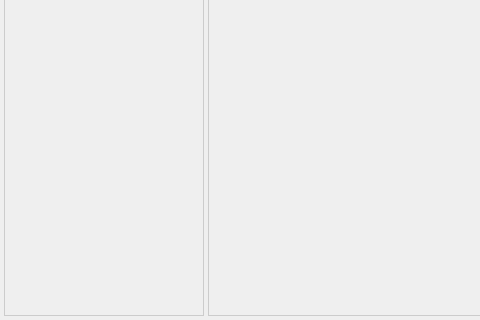
First picture: the form in mainwindow.ui, repository HanaeN/MabiMe, before the edit; both pictures show x 0 to 480 and y 317 to 637 of the 959 by 637 pixel window.
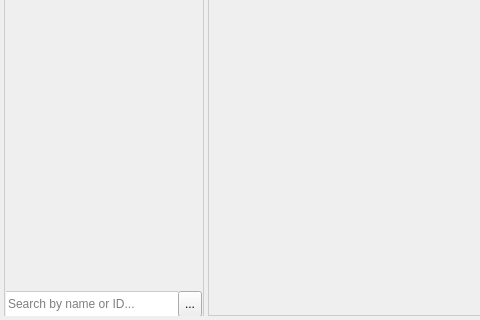
Second picture: the form after the edit. Icons and pictures are not drawn. Custom widgets are drawn as their Qt base class.

Commit message: Added search bar

```diff
--- a/mainwindow.ui
+++ b/mainwindow.ui
@@ -41,6 +41,7 @@
       <property name="styleSheet">
        <string notr="true">QGroupBox {
 	border: 1px solid #CCCCCC;
+	border-bottom: 0px;
 }
 </string>
       </property>
@@ -103,6 +104,108 @@
          </property>
         </widget>
        </item>
+       <item>
+        <widget class="QGroupBox" name="g_search">
+         <property name="minimumSize">
+          <size>
+           <width>0</width>
+           <height>0</height>
+          </size>
+         </property>
+         <property name="maximumSize">
+          <size>
+           <width>16777215</width>
+           <height>26</height>
+          </size>
+         </property>
+         <property name="styleSheet">
+          <string notr="true">QGroupBox#g_search {
+	border: 0px solid;
+}</string>
+         </property>
+         <property name="title">
+          <string/>
+         </property>
+         <layout class="QHBoxLayout" name="horizontalLayout">
+          <property name="spacing">
+           <number>0</number>
+          </property>
+          <property name="leftMargin">
+           <number>0</number>
+          </property>
+          <property name="topMargin">
+           <number>0</number>
+          </property>
+          <property name="rightMargin">
+           <number>0</number>
+          </property>
+          <property name="bottomMargin">
+           <number>0</number>
+          </property>
+          <item>
+           <widget class="QLineEdit" name="lineEdit">
+            <property name="minimumSize">
+             <size>
+              <width>0</width>
+              <height>26</height>
+             </size>
+            </property>
+            <property name="maximumSize">
+             <size>
+              <width>16777215</width>
+              <height>26</height>
+             </size>
+            </property>
+            <property name="autoFillBackground">
+             <bool>false</bool>
+            </property>
+            <property name="styleSheet">
+             <string notr="true">QLineEdit {
+	border: 1px solid #CCCCCC;
+	border-right: 0px solid;
+	border-left: 0px solid;
+}</string>
+            </property>
+            <property name="placeholderText">
+             <string>Search by name or ID...</string>
+            </property>
+           </widget>
+          </item>
+          <item>
+           <widget class="QToolButton" name="b_search">
+            <property name="minimumSize">
+             <size>
+              <width>0</width>
+              <height>26</height>
+             </size>
+            </property>
+            <property name="baseSize">
+             <size>
+              <width>0</width>
+              <height>26</height>
+             </size>
+            </property>
+            <property name="text">
+             <string>...</string>
+            </property>
+            <property name="icon">
+             <iconset resource="images.qrc">
+              <normaloff>:/images/Images/search.png</normaloff>:/images/Images/search.png</iconset>
+            </property>
+            <property name="iconSize">
+             <size>
+              <width>20</width>
+              <height>20</height>
+             </size>
+            </property>
+            <property name="toolButtonStyle">
+             <enum>Qt::ToolButtonIconOnly</enum>
+            </property>
+           </widget>
+          </item>
+         </layout>
+        </widget>
+       </item>
       </layout>
      </widget>
     </item>
```
Left out of the diff: 18 changed lines with no effect on the pictures.
